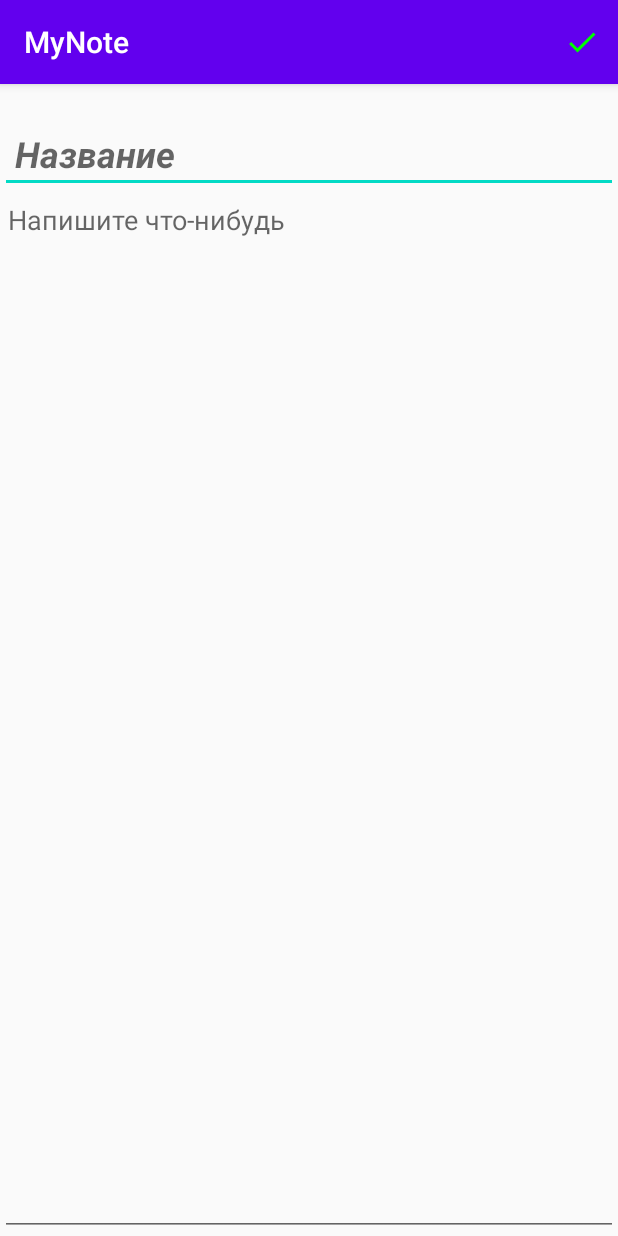
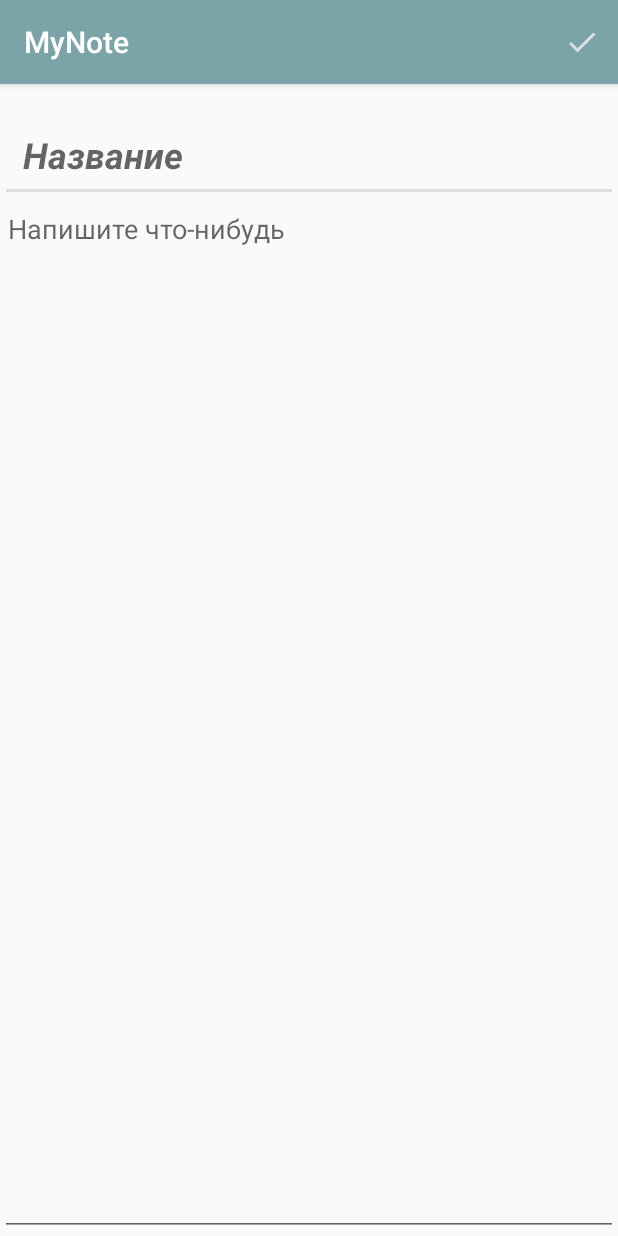
Before and after one commit to elya-tkd-itf/MyNote, an Android app: the screen it shows after launch (MainActivity), after a tap on "Сохранить", on a phone screen of 412 x 824 dp. Run offline under Robolectric (Android 15) with nearby library versions, the phone set to English and light mode, and no system bars.

Commit message:
fixes for first homework

```diff
--- a/app/src/main/AndroidManifest.xml
+++ b/app/src/main/AndroidManifest.xml
@@ -10,7 +10,7 @@
         android:supportsRtl="true"
         android:theme="@style/AppTheme">
         <activity
-            android:name=".main.MainActivity"
+            android:name=".main.view.MainActivity"
             android:label="@string/app_name"
             android:theme="@style/AppTheme">
             <intent-filter>
--- a/app/src/main/java/com/example/mynote/main/MainModel.kt
+++ /dev/null
@@ -1,7 +0,0 @@
-package com.example.mynote.main
-
-import android.content.Context
-import com.example.mynote.R
-
-class MainModel() {
-}
--- a/app/src/main/java/com/example/mynote/main/MainPresenter.kt
+++ /dev/null
@@ -1,12 +0,0 @@
-package com.example.mynote.main
-
-class MainPresenter(var view: NoteView?) {
-
-    fun trySave(name: String, description: String) {
-        if (name.isEmpty() || description.isEmpty()){
-            view?.onAttemptSaveEmptyContent()
-        } else {
-            view?.onSaveSuccessEvent()
-        }
-    }
-}
--- /dev/null
+++ b/app/src/main/java/com/example/mynote/main/model/MainModel.kt
@@ -0,0 +1,14 @@
+package com.example.mynote.main.model
+
+import android.util.Log
+
+class MainModel : NoteModel {
+    override fun saveNote(name: String, description: String): Boolean {
+        Log.d(TAG, "saveNote:$name, $description")
+        return true
+    }
+
+    companion object {
+        private const val TAG = "MainModel"
+    }
+}
--- /dev/null
+++ b/app/src/main/java/com/example/mynote/main/model/NoteModel.kt
@@ -0,0 +1,5 @@
+package com.example.mynote.main.model
+
+interface NoteModel {
+    fun saveNote(name: String, description: String): Boolean
+}
--- /dev/null
+++ b/app/src/main/java/com/example/mynote/main/presenter/MainPresenter.kt
@@ -0,0 +1,16 @@
+package com.example.mynote.main.presenter
+
+import com.example.mynote.main.model.NoteModel
+import com.example.mynote.main.view.NoteView
+
+class MainPresenter(private val view: NoteView, private val model: NoteModel) : NotePresenter {
+    override fun trySave(name: String, description: String) {
+        if (name.isEmpty() || description.isEmpty()) {
+            view.onAttemptSaveEmptyContent()
+        } else if (model.saveNote(name, description)) {
+            view.onSaveSuccessEvent()
+        } else {
+            view.onSaveErrorEvent()
+        }
+    }
+}
--- /dev/null
+++ b/app/src/main/java/com/example/mynote/main/presenter/NotePresenter.kt
@@ -0,0 +1,5 @@
+package com.example.mynote.main.presenter
+
+interface NotePresenter {
+    fun trySave(name: String, description: String)
+}
--- a/app/src/main/java/com/example/mynote/main/MainActivity.kt
+++ b/app/src/main/java/com/example/mynote/main/view/MainActivity.kt
@@ -1,4 +1,4 @@
-package com.example.mynote.main
+package com.example.mynote.main.view
 
 import android.os.Bundle
 import androidx.appcompat.app.AppCompatActivity
@@ -7,10 +7,13 @@ import android.view.MenuItem
 import android.widget.EditText
 import android.widget.Toast
 import com.example.mynote.R
+import com.example.mynote.main.model.MainModel
+import com.example.mynote.main.presenter.MainPresenter
+import com.example.mynote.main.presenter.NotePresenter
 
-class MainActivity : AppCompatActivity(), NoteView{
+class MainActivity : AppCompatActivity(), NoteView {
 
-    private var presenter: MainPresenter? = null
+    private var presenter: NotePresenter? = null
 
     private lateinit var nameEditText: EditText
     private lateinit var descriptionEditText: EditText
@@ -20,7 +23,7 @@ class MainActivity : AppCompatActivity(), NoteView{
         setContentView(R.layout.activity_main)
 
         initViews()
-        presenter = MainPresenter(this)
+        presenter = MainPresenter(this, MainModel())
     }
 
     private fun initViews() {
@@ -34,7 +37,7 @@ class MainActivity : AppCompatActivity(), NoteView{
     }
 
     override fun onOptionsItemSelected(item: MenuItem): Boolean {
-        if (item.itemId == R.id.save){
+        if (item.itemId == R.id.save) {
             presenter?.trySave(
                 nameEditText.text.toString(),
                 descriptionEditText.text.toString()
@@ -43,12 +46,9 @@ class MainActivity : AppCompatActivity(), NoteView{
         return true
     }
 
-    override fun onDestroy(){
+    override fun onDestroy() {
         super.onDestroy()
-        presenter?.view = null
-    }
-    fun showToast(text: String) {
-        Toast.makeText(this, text, Toast.LENGTH_LONG).show()
+        presenter = null
     }
 
     override fun onSaveSuccessEvent() {
@@ -62,4 +62,8 @@ class MainActivity : AppCompatActivity(), NoteView{
     override fun onAttemptSaveEmptyContent() {
         showToast(getString(R.string.emptySaveMessage))
     }
+
+    private fun showToast(text: String) {
+        Toast.makeText(this, text, Toast.LENGTH_LONG).show()
+    }
 }
--- a/app/src/main/java/com/example/mynote/main/NoteView.kt
+++ b/app/src/main/java/com/example/mynote/main/view/NoteView.kt
@@ -1,4 +1,4 @@
-package com.example.mynote.main
+package com.example.mynote.main.view
 
 interface NoteView {
     fun onSaveSuccessEvent()
--- a/app/src/main/res/drawable/ic_check_black_24dp.xml
+++ b/app/src/main/res/drawable/ic_check_accent_24dp.xml
@@ -1,4 +1,4 @@
-<vector android:height="24dp" android:tint="#00FF00"
+<vector android:height="24dp" android:tint="@color/colorAccent"
     android:viewportHeight="24.0" android:viewportWidth="24.0"
     android:width="24dp" xmlns:android="http://schemas.android.com/apk/res/android">
     <path android:fillColor="#FF000000" android:pathData="M9,16.17L4.83,12l-1.42,1.41L9,19 21,7l-1.41,-1.41z"/>
--- a/app/src/main/res/layout/activity_main.xml
+++ b/app/src/main/res/layout/activity_main.xml
@@ -4,21 +4,22 @@
     android:layout_width="match_parent"
     android:layout_height="match_parent"
     android:orientation="vertical"
-    tools:context=".main.MainActivity">
+    tools:context=".main.view.MainActivity">
 
 
     <EditText
         android:id="@+id/nameText"
         android:layout_width="match_parent"
         android:layout_height="wrap_content"
-        android:layout_marginTop="20dp"
+        android:layout_marginTop="@dimen/name_margin"
         android:hint="@string/name"
         android:importantForAutofill="no"
-        android:padding="10dp"
-        android:textColor="#000000"
-        android:textSize="24sp"
-        android:textStyle="bold|italic"
-        android:inputType="text" />
+        android:inputType="text"
+        android:padding="@dimen/name_padding"
+        android:textColor="@color/colorBlack"
+        android:textColorLink="@color/colorPrimaryLight"
+        android:textSize="@dimen/big_text"
+        android:textStyle="bold|italic" />
 
     <EditText
         android:id="@+id/descriptionText"
@@ -27,9 +28,9 @@
         android:gravity="start|left"
         android:hint="@string/write_smth"
         android:importantForAutofill="no"
-        android:padding="5dp"
-        android:textColor="#000000"
+        android:padding="@dimen/description_padding"
+        android:textColor="@color/colorBlack"
         tools:ignore="RtlHardcoded"
-        android:inputType="text" />
+        android:inputType="textMultiLine" />
 
 </LinearLayout>
--- a/app/src/main/res/menu/toolbar_menu.xml
+++ b/app/src/main/res/menu/toolbar_menu.xml
@@ -3,7 +3,7 @@
     xmlns:app="http://schemas.android.com/apk/res-auto">
     <item
         android:id="@+id/save"
-        android:icon="@drawable/ic_check_black_24dp"
+        android:icon="@drawable/ic_check_accent_24dp"
         android:title="@string/save"
         app:showAsAction="ifRoom" />
 </menu>
--- a/app/src/main/res/values/colors.xml
+++ b/app/src/main/res/values/colors.xml
@@ -1,6 +1,8 @@
 <?xml version="1.0" encoding="utf-8"?>
 <resources>
-    <color name="colorPrimary">#6200EE</color>
-    <color name="colorPrimaryDark">#3700B3</color>
-    <color name="colorAccent">#03DAC5</color>
+    <color name="colorPrimaryDark">#5F8C91</color>
+    <color name="colorPrimary">#7BA4A8</color>
+    <color name="colorPrimaryLight">#A9C4C6</color>
+    <color name="colorAccent">#DDDEDE</color>
+    <color name="colorBlack">#232122</color>
 </resources>
--- a/app/src/main/res/values/dimens.xml
+++ b/app/src/main/res/values/dimens.xml
@@ -1,3 +1,7 @@
 <resources>
     <dimen name="fab_margin">16dp</dimen>
+    <dimen name="description_padding">5dp</dimen>
+    <dimen name="name_padding">15dp</dimen>
+    <dimen name="name_margin">15dp</dimen>
+    <dimen name="big_text">24sp</dimen>
 </resources>
```
